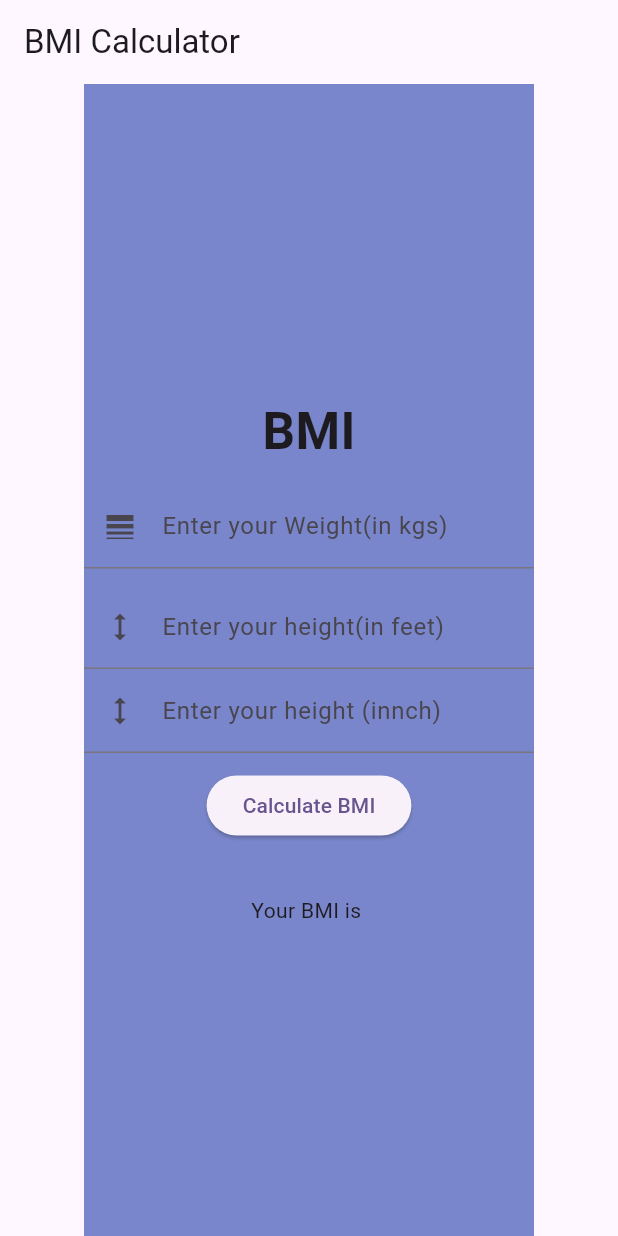
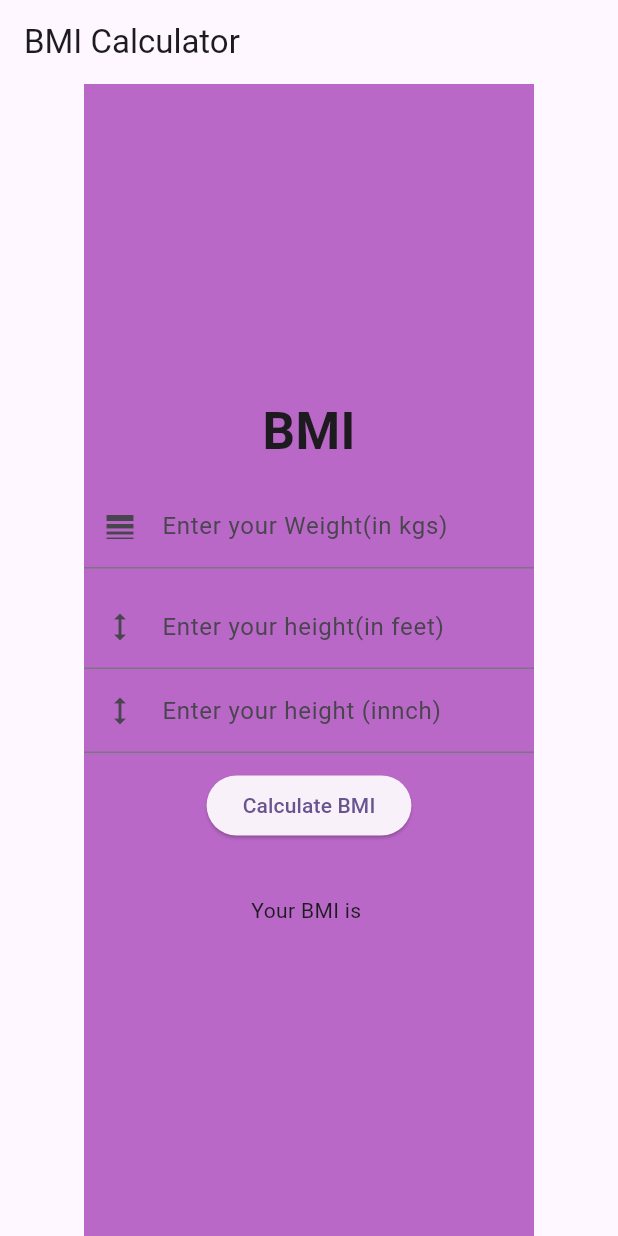
Before and after one commit to AbdulArif/bmi_app, a Flutter app: the screen it shows after launch, on a phone screen of 412 x 824 dp. Run offline on Flutter 3.47's test engine with Material 2 defaults, Android fonts, the phone set to English and light mode, and no system bars; missing offline and left inert: dart:html.

Commit message:
shade300

```diff
--- a/lib/main.dart
+++ b/lib/main.dart
@@ -39,7 +39,7 @@ class _MyHomePageState extends State<MyHomePage> {
   var inController = TextEditingController();
   String bmi = '';
   String msg = '';
-  var bgColor = Colors.indigo.shade300;
+  var bgColor = Colors.purple.shade300;
 
   void calculateBMI() {
     double wt = double.parse(wtController.text);
```
